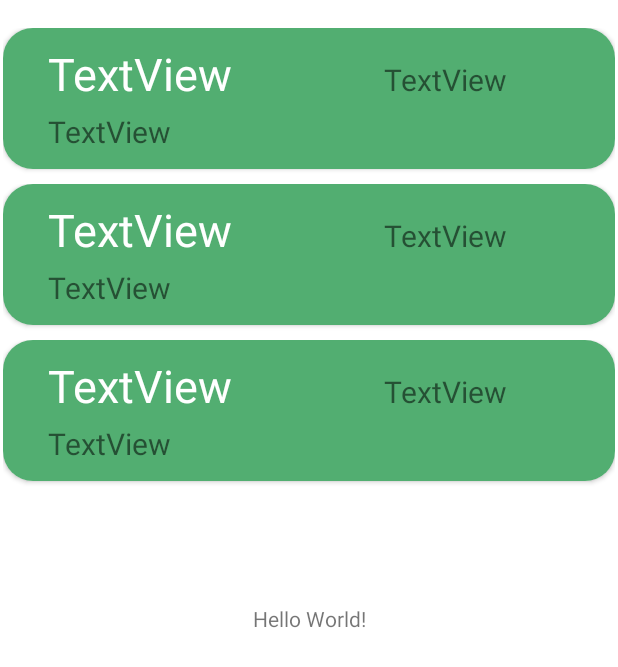
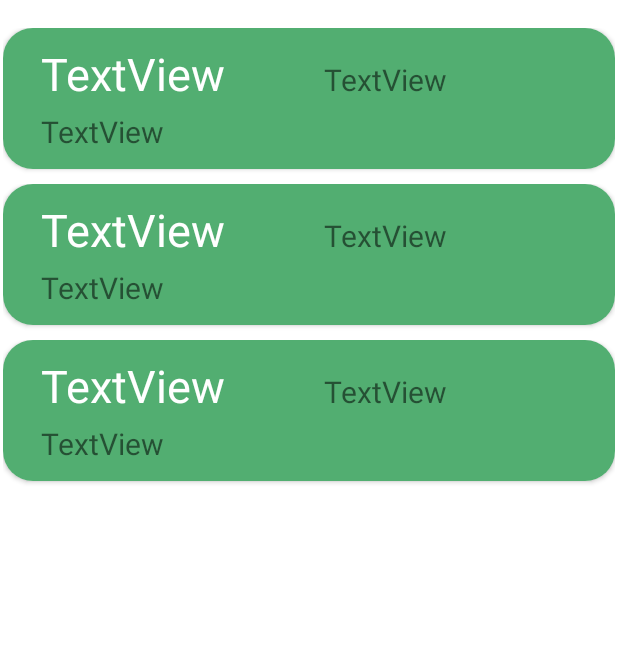
Before and after one commit to abdullah599/CAO-PROJECT, an Android app: the layout activity_main.xml on its own in the app's theme, with its tools: preview values and no code run, on a phone screen of 412 x 824 dp. Shown: the top 667 px of the screen. Run offline under Robolectric (Android 15) with nearby library versions, the phone set to English and light mode, and no system bars.

Commit message:
1.Finalising things

```diff
--- a/RFIDLockMonitoringApp/app/src/main/java/com/example/rfidlockmonitoring/MainActivity.kt
+++ b/RFIDLockMonitoringApp/app/src/main/java/com/example/rfidlockmonitoring/MainActivity.kt
@@ -38,7 +38,7 @@ class MainActivity : AppCompatActivity() {
 					Data.clear()
 					for (Snapshot in snapshot.children) {
 
-						if (Snapshot.child("Name").value.toString() != ""){
+						if (Snapshot.child("Name").value.toString() != "null"){
 							Data.add(Data(Snapshot.child("Name").value.toString(),
 							     Snapshot.child("Designation").value.toString(),
 							     Snapshot.child("Time").value.toString(),
@@ -49,7 +49,7 @@ class MainActivity : AppCompatActivity() {
 						else {
 
 							Data.add(Data(Snapshot.child("Uid").value.toString(),
-							              Snapshot.child("Designation").value.toString(),
+							              "Unknown",
 							              Snapshot.child("Time").value.toString(),
 							              Snapshot.child("Status").value.toString()))
 						}
--- a/RFIDLockMonitoringApp/app/src/main/res/layout/access_granted.xml
+++ b/RFIDLockMonitoringApp/app/src/main/res/layout/access_granted.xml
@@ -35,9 +35,9 @@
                 <TextView
                     android:id="@+id/name_uidAG"
                     android:layout_width="0dp"
-                    android:layout_weight="0.55"
+                    android:layout_weight="0.5"
                     android:layout_height="50dp"
-                    android:paddingLeft="30dp"
+                    android:paddingLeft="25dp"
                     android:paddingTop="10dp"
 
                     android:text="TextView"
@@ -46,9 +46,9 @@
                 <TextView
                     android:id="@+id/designationAG"
                     android:layout_width="0dp"
-                    android:layout_weight="0.45"
+                    android:layout_weight="0.5"
                     android:layout_height="44dp"
-                    android:paddingStart="30dp"
+                    android:paddingStart="10dp"
 
                     android:paddingTop="5dp"
                     android:text="TextView"
@@ -61,7 +61,7 @@
                 android:id="@+id/timeAG"
                 android:layout_width="match_parent"
                 android:layout_height="44dp"
-                android:paddingStart="30dp"
+                android:paddingStart="25dp"
 
                 android:paddingTop="5dp"
                 android:text="TextView"
--- a/RFIDLockMonitoringApp/app/src/main/res/layout/activity_main.xml
+++ b/RFIDLockMonitoringApp/app/src/main/res/layout/activity_main.xml
@@ -6,19 +6,12 @@
     android:layout_height="match_parent"
     tools:context=".MainActivity">
 
-    <TextView
-        android:layout_width="wrap_content"
-        android:layout_height="wrap_content"
-        android:text="Hello World!"
-        app:layout_constraintBottom_toBottomOf="parent"
-        app:layout_constraintLeft_toLeftOf="parent"
-        app:layout_constraintRight_toRightOf="parent"
-        app:layout_constraintTop_toTopOf="parent" />
+
 
     <androidx.recyclerview.widget.RecyclerView
        android:id="@+id/recyclerview"
-        android:layout_width="412dp"
-        android:layout_height="729dp"
+        android:layout_width="match_parent"
+        android:layout_height="match_parent"
         android:layout_marginTop="1dp"
         android:layout_marginBottom="1dp"
 
```
Also changed, not shown: RFIDLockMonitoringApp/app/src/main/res/layout/access_denied.xml (+4 -4 lines), 1 other file.
